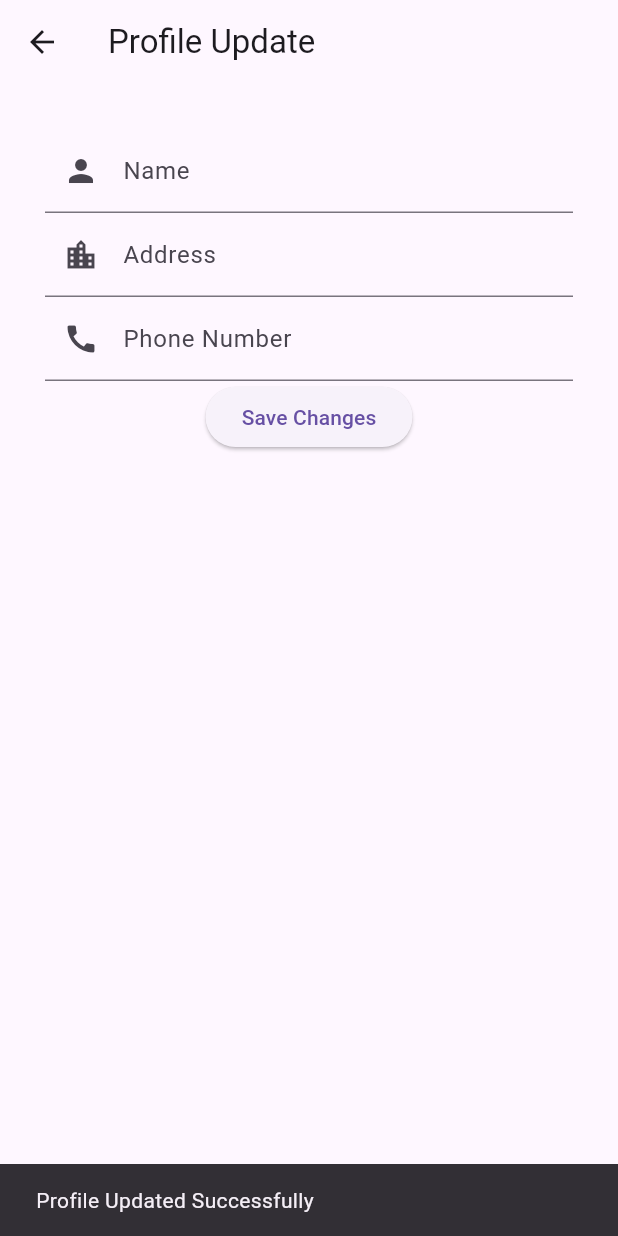
After one commit to dann-s-work/event_manager, a Flutter app: the ProfileUpdate screen opened directly, after a tap on "Save Changes", on a phone screen of 412 x 824 dp. The commit adds this screen. Run offline on Flutter 3.47's test engine with Material 3 defaults, Android fonts, the phone set to English and light mode, and no system bars; our stand-ins replace cloud_firestore, firebase_auth, firebase_core; accounts and stored records are empty.

Commit message:
profile_update

```diff
--- a/lib/views/auth/firebase_services.dart
+++ b/lib/views/auth/firebase_services.dart
@@ -4,7 +4,7 @@ class FirebaseServices {
   FirebaseAuth _auth = FirebaseAuth.instance;
   Future<User?> signUpwithemailandpassword(String email,String password)async{
         try {
-          UserCredential credential = await _auth.createUserWithEmailAndPassword(email: email, password: password);
+          UserCredential credential = await _auth.createUserWithEmailAndPassword(email: email, password: password,);
             return credential.user;
 
         } catch (e) {
--- a/lib/views/auth/login_view.dart
+++ b/lib/views/auth/login_view.dart
@@ -1,6 +1,7 @@
 import 'package:event_manager/custom_widgets/app_snackbar.dart';
 import 'package:event_manager/custom_widgets/filed_widget.dart';
 import 'package:event_manager/views/auth/firebase_services.dart';
+import 'package:event_manager/views/auth/profile_update.dart';
 import 'package:event_manager/views/auth/signup_view.dart';
 import 'package:firebase_auth/firebase_auth.dart';
 import 'package:flutter/material.dart';
@@ -65,7 +66,7 @@ class _MyLogin_PageState extends State<MyLogin_Page> {
                            if (snapshot.docs.isNotEmpty) {
                              print('User profile Data : ${snapshot.docs.first.data()}');
                              showAppSnackbar(context: context, message: 'Login Successfully');
-                             Navigator.pushNamed(context, '/signout');
+                             Navigator.push(context, MaterialPageRoute(builder: (context)=> ProfileUpdate()));
 
                            }else{
                             showAppSnackbar(context: context, message: 'No profile found for this user');
--- /dev/null
+++ b/lib/views/auth/profile_update.dart
@@ -0,0 +1,80 @@
+import 'package:cloud_firestore/cloud_firestore.dart';
+import 'package:event_manager/custom_widgets/filed_widget.dart';
+import 'package:firebase_auth/firebase_auth.dart';
+import 'package:flutter/material.dart';
+
+class ProfileUpdate extends StatefulWidget {
+  const ProfileUpdate({super.key});
+@override
+  State<ProfileUpdate> createState()=> _ProfileUpdateState();
+}
+
+class _ProfileUpdateState extends State<ProfileUpdate> {
+  final _auth = FirebaseAuth.instance;
+  final _firestore = FirebaseFirestore.instance;
+  final profileNameController = TextEditingController();
+  final profileAddressController = TextEditingController();
+  final profilePhoneController = TextEditingController();
+  bool isloading = true;
+  @override
+  void initState() {
+    super.initState();
+    _loadUserData();
+  }
+  Future<void> _loadUserData()async{
+    User? user =_auth.currentUser;
+    if (user != null) {
+      DocumentSnapshot doc = await _firestore.collection('users').doc(user.uid).get();
+      if (doc.exists) {
+        profileNameController.text= doc['name'] ??'';
+        profileAddressController.text= doc['address'] ?? '';
+        profilePhoneController.text = doc['phonenumber']?? '';
+
+      }
+    }
+    setState(() {
+      isloading = false;
+    });
+  }
+  Future<void> updateprofile()async{
+    User? user = _auth.currentUser;
+    if (user!=null) {
+      DocumentReference userDoc = _firestore.collection('users').doc(user.uid);
+      DocumentSnapshot snapshot = await userDoc.get();
+      if (snapshot.exists) {
+        await userDoc.update({
+          'name':profileNameController.text,
+          'address':profileAddressController.text,
+          'phonenumber': profilePhoneController.text,
+        });
+      } else{
+        await userDoc.set({
+          'name':profileNameController.text,
+          'address': profileAddressController.text,
+          'phonenumber':profilePhoneController.text,
+        });
+      }
+      ScaffoldMessenger.of(context).showSnackBar(SnackBar(content: Text('Profile Updated Successfully')));
+    }
+  }
+
+  @override
+  Widget build(BuildContext context) {
+    return  Scaffold(
+      appBar: AppBar(title: Text('Profile Update'),),
+      body: isloading?Center(child: CircularProgressIndicator(),):
+      Padding(padding: const EdgeInsets.all(30.0),
+      child: Column(
+        children: [
+          appTextField(controller: profileNameController, label:'Name', icon: Icons.person, hint: 'Enter Name here'),
+          appTextField(controller: profileAddressController, label: 'Address', icon: Icons.location_city, hint: 'Enter Your Address here'),
+          appTextField(controller: profilePhoneController, label: 'Phone Number', icon: Icons.call,hint: 'Enter Your Phone Number here'),
+          ElevatedButton(onPressed: updateprofile, child: Text("Save Changes")),
+        ],
+      ),
+      ),
+
+      );
+
+  }
+}
--- a/lib/views/auth/signup_view.dart
+++ b/lib/views/auth/signup_view.dart
@@ -17,6 +17,7 @@ class __MySignup_PageState extends State<MySignup_Page> {
    TextEditingController authnameController=TextEditingController();
     TextEditingController authemailController =TextEditingController();
     TextEditingController authaddressController = TextEditingController();
+    TextEditingController authphoneController = TextEditingController();
     TextEditingController authpasswordController = TextEditingController();
     @override
     void dispose(){
@@ -53,6 +54,7 @@ class __MySignup_PageState extends State<MySignup_Page> {
                   appTextField(controller: authnameController,icon: Icons.person, label: 'Name', hint: "Enter name here"),
                   appTextField(controller:authemailController,icon:Icons.email, label: 'Email',hint:'Enter Email Here'),
                   appTextField(controller: authaddressController, label: 'Address', icon: Icons.location_city, hint: 'Enter Address here'),
+                  appTextField(controller: authphoneController, label:'Phone Number',icon:Icons.phone,hint:'Enter Phone Number here'),
                   appPasswordField(controller: authpasswordController, label:'Password', hint: 'Enter Your Password', icon: Icons.lock,
                   obscureText: obscureauthPassword, toggleObscure: togglePassword),
 
@@ -65,7 +67,7 @@ class __MySignup_PageState extends State<MySignup_Page> {
                     }else{
 
                     try {
-                      User? user= await _auth.signUpwithemailandpassword(authemailController.text,authpasswordController.text);
+                      User? user= await _auth.signUpwithemailandpassword(authemailController.text,authpasswordController.text,);
                       if (user!= null) {
                               print('user is successfully created');
                                await FirebaseFirestore.instance.collection('user').add({
@@ -73,6 +75,7 @@ class __MySignup_PageState extends State<MySignup_Page> {
                         'email':authemailController.text,
                         'address': authaddressController.text,
                         'password': authpasswordController.text,
+                        'phonenumber': authphoneController.text,
                         'timestamp':FieldValue.serverTimestamp(),
                       });
                        Navigator.pushNamed(context, '/signout');
```
Also changed, not shown: lib/views/auth/firebase_auth.dart (deleted).
